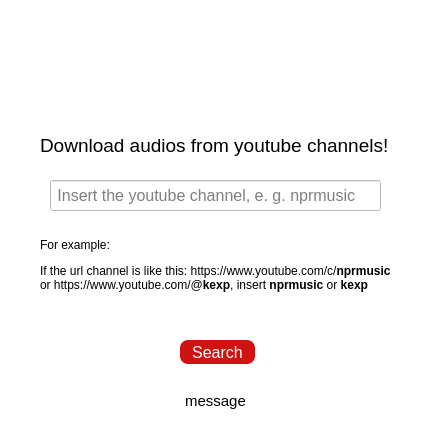
This is app/gui/home.ui in kevinOdar/YouTubeAudioDownloader as Qt 5 draws it before an edit. The edited form follows.
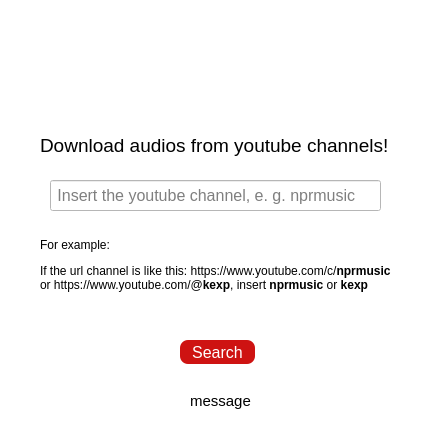
This is the edited form. Icons and pictures are not drawn.

Commit message: handle error connections error

What changed in the file:
```diff
--- a/app/gui/home.ui
+++ b/app/gui/home.ui
@@ -109,9 +109,9 @@
   <widget class="QLabel" name="lblMessage">
    <property name="geometry">
     <rect>
-     <x>110</x>
+     <x>40</x>
      <y>390</y>
-     <width>211</width>
+     <width>361</width>
      <height>21</height>
     </rect>
    </property>
```
The commit also changes 1 other file.
